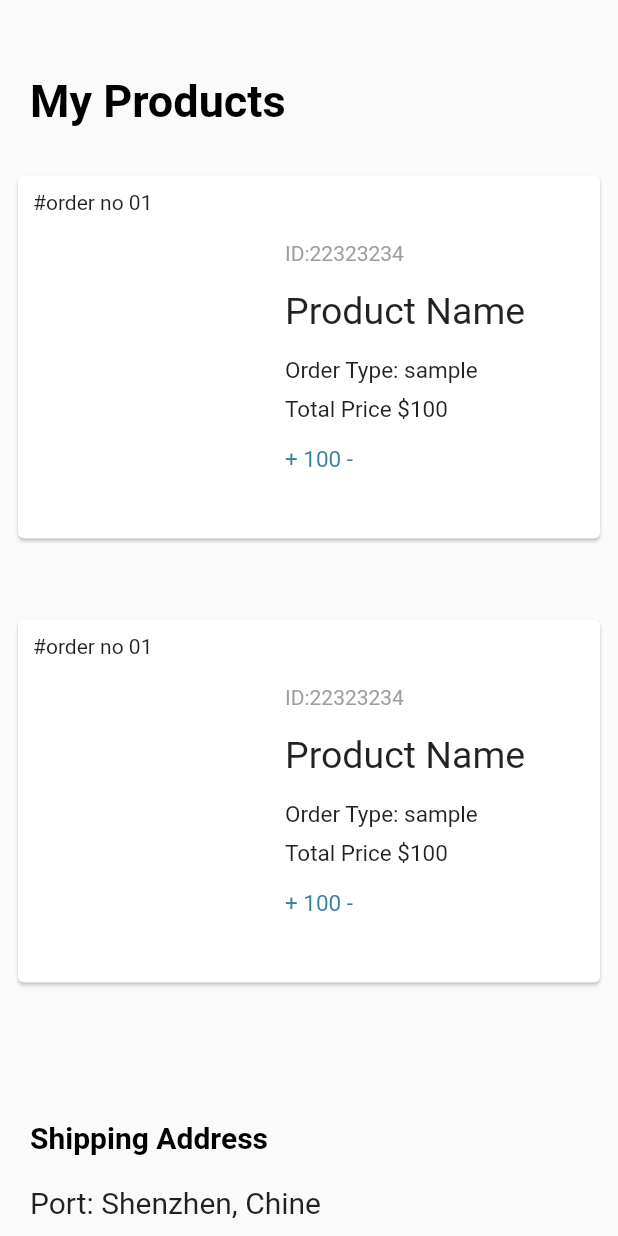
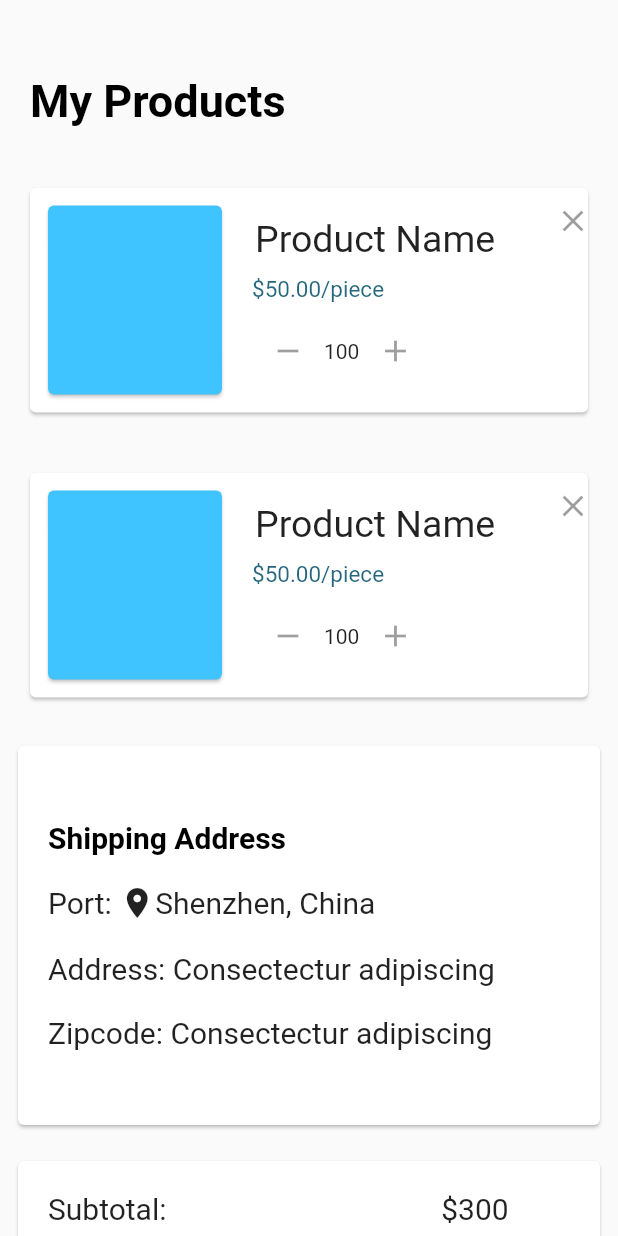
Before and after one commit to HunainHumail/onlala_shopping, a Flutter app: the MyProducts screen opened directly, on a phone screen of 412 x 824 dp. Run offline on Flutter 3.47's test engine with Material 2 defaults, Android fonts, the phone set to English and light mode, and no system bars; our stand-ins replace cached_network_image, carousel_pro, chewie, smooth_star_rating, video_player.

Commit message:
Payment(Cart Screen) Corrected!

```diff
--- a/lib/Payment/Myproducts.dart
+++ b/lib/Payment/Myproducts.dart
@@ -28,66 +28,67 @@ class _MyProductsState extends State<MyProducts> {
           Column(
             crossAxisAlignment: CrossAxisAlignment.start,
             children: <Widget>[
+              Padding(
+                padding: const EdgeInsets.all(8.0),
+                child: Stack(
+                  children: <Widget>[
                     Container(
                       child: Padding(
                         padding: const EdgeInsets.all( 8.0 ),
                         child: SizedBox(
-                    height: 250,
                           width: double.infinity,
                           child: Card(
                             child: Column(
                               crossAxisAlignment: CrossAxisAlignment.start,
                               children: <Widget>[
-                          Padding(
-                            padding: const EdgeInsets.all( 10 ),
-                            child: Text( '#order no 01' ),
-                          ),
+
                                 Row(
                                   crossAxisAlignment: CrossAxisAlignment.start,
                                   children: <Widget>[
                                     Container(
-                                width: 170,
-                                height: 200,
+                                      width: 140,
+                                      height: 150,
+                                      child: Padding(
+                                        padding: const EdgeInsets.all(8.0),
                                         child: SizedBox(
+                                          width: MediaQuery.of(context).size.width,
+                                          height:MediaQuery.of(context).size.height ,
+                                          child: Card(
+                                            color: Colors.lightBlueAccent,
+
+                                          ),
+                                        ),
                                       ),
                                     ),
                                     Container(
                                       width: 210,
-                                height: 200,
+                                      height: 150,
                                       child: Column(
                                         crossAxisAlignment: CrossAxisAlignment.start,
                                         children: <Widget>[
+
                                           Padding(
-                                      padding: const EdgeInsets.all( 8.0 ),
-                                      child: Text( 'ID:22323234',
-                                        style: TextStyle(
-                                            color: Colors.grey ), ),
-                                    ),
-                                    Padding(
-                                      padding: const EdgeInsets.all( 8.0 ),
+                                            padding: const EdgeInsets.only( top: 20, left: 10 , bottom: 10),
                                             child: Text( 'Product Name',
                                                 style: TextStyle( fontSize: 25 ) ),
                                           ),
-                                    Padding(
-                                      padding: const EdgeInsets.all( 8.0 ),
-                                      child: Text( 'Order Type: sample ',
-                                          style: TextStyle( fontSize: 15 ) ),
-                                    ),
+
                                           Padding(
                                             padding: const EdgeInsets.only(
                                               left: 8.0, ),
-                                      child: Text( 'Total Price \$100',
-                                          style: TextStyle( fontSize: 15 ) ),
+                                            child: Text( '\$50.00/piece',
+                                                style: TextStyle( fontSize: 15 ,color:Color.fromRGBO(15, 87, 111, 0.9) ) ),
                                           ),
                                           Padding(
-                                      padding: const EdgeInsets.only(
-                                          left: 8.0, top: 15 ),
-                                      child: Text( '+ 100 -',
-                                          style: TextStyle(
-                                              fontSize: 15,
-                                              color: Color.fromRGBO(
-                                                  30, 115, 148, 0.9 ) ) ),
+                                            padding: const EdgeInsets.all(8.0),
+                                            child: Row(
+                                              children: <Widget>[
+                                                IconButton(icon: Icon(Icons.remove),),
+                                                Text('100'),
+                                                IconButton(icon: Icon(Icons.add),),
+                                              ],
                                             ),
+                                          )
                                         ],
                                       ),
                                     ),
@@ -99,67 +100,74 @@ class _MyProductsState extends State<MyProducts> {
                         ),
                       ),
                     ),
-              SizedBox( height: 30.0, ),
+                    Positioned(
+                      top: 10,left: 350,
+                      child: IconButton(icon: Icon(Icons.close),),
+                    )
+                  ],
+                ),
+              ),
+              Padding(
+                padding: const EdgeInsets.all(8.0),
+                child: Stack(
+                  children: <Widget>[
                     Container(
                       child: Padding(
                         padding: const EdgeInsets.all( 8.0 ),
                         child: SizedBox(
-                    height: 250,
                           width: double.infinity,
                           child: Card(
                             child: Column(
                               crossAxisAlignment: CrossAxisAlignment.start,
                               children: <Widget>[
-                          Padding(
-                            padding: const EdgeInsets.all( 10 ),
-                            child: Text( '#order no 01' ),
-                          ),
+
                                 Row(
                                   crossAxisAlignment: CrossAxisAlignment.start,
                                   children: <Widget>[
                                     Container(
-                                width: 170,
-                                height: 200,
+                                      width: 140,
+                                      height: 150,
+                                      child: Padding(
+                                        padding: const EdgeInsets.all(8.0),
                                         child: SizedBox(
+                                          width: MediaQuery.of(context).size.width,
+                                          height:MediaQuery.of(context).size.height ,
+                                          child: Card(
+                                            color: Colors.lightBlueAccent,
+
+                                          ),
+                                        ),
                                       ),
                                     ),
                                     Container(
                                       width: 210,
-                                height: 200,
+                                      height: 150,
                                       child: Column(
                                         crossAxisAlignment: CrossAxisAlignment.start,
                                         children: <Widget>[
+
                                           Padding(
-                                      padding: const EdgeInsets.all( 8.0 ),
-                                      child: Text( 'ID:22323234',
-                                        style: TextStyle(
-                                            color: Colors.grey ), ),
-                                    ),
-                                    Padding(
-                                      padding: const EdgeInsets.all( 8.0 ),
+                                            padding: const EdgeInsets.only( top: 20, left: 10 , bottom: 10),
                                             child: Text( 'Product Name',
                                                 style: TextStyle( fontSize: 25 ) ),
                                           ),
-                                    Padding(
-                                      padding: const EdgeInsets.all( 8.0 ),
-                                      child: Text( 'Order Type: sample ',
-                                          style: TextStyle( fontSize: 15 ) ),
-                                    ),
+
                                           Padding(
                                             padding: const EdgeInsets.only(
                                               left: 8.0, ),
-                                      child: Text( 'Total Price \$100',
-                                          style: TextStyle( fontSize: 15 ) ),
+                                            child: Text( '\$50.00/piece',
+                                                style: TextStyle( fontSize: 15 ,color:Color.fromRGBO(15, 87, 111, 0.9) ) ),
                                           ),
                                           Padding(
-                                      padding: const EdgeInsets.only(
-                                          left: 8.0, top: 15 ),
-                                      child: Text( '+ 100 -',
-                                          style: TextStyle(
-                                              fontSize: 15,
-                                              color: Color.fromRGBO(
-                                                  30, 115, 148, 0.9 ) ) ),
+                                            padding: const EdgeInsets.all(8.0),
+                                            child: Row(
+                                              children: <Widget>[
+                                                IconButton(icon: Icon(Icons.remove),),
+                                                Text('100'),
+                                                IconButton(icon: Icon(Icons.add),),
+                                              ],
                                             ),
+                                          )
                                         ],
                                       ),
                                     ),
@@ -171,7 +179,21 @@ class _MyProductsState extends State<MyProducts> {
                         ),
                       ),
                     ),
-              SizedBox( height: 30.0, ),
+                    Positioned(
+                      top: 10,left: 350,
+                      child: IconButton(icon: Icon(Icons.close),),
+                    )
+                  ],
+                ),
+              ),
+              Padding(
+                padding: const EdgeInsets.all(8.0),
+                child: SizedBox(
+                  width: MediaQuery.of(context).size.width,
+                  child: Card(
+                    child: Column(
+                      crossAxisAlignment: CrossAxisAlignment.start,
+                      children: <Widget>[
                         Padding(
                           padding: EdgeInsets.only( top: 50.0, right: 20.0, left: 20.0 ),
                           child: Text(
@@ -184,11 +206,21 @@ class _MyProductsState extends State<MyProducts> {
                         ),
                         Padding(
                           padding: EdgeInsets.only( top: 20.0, right: 20.0, left: 20.0 ),
-                child: Text(
-                  "Port: Shenzhen, Chine",
+                          child: Row(
+                            children: <Widget>[
+                              Text(
+                                "Port: ",
                                 style: TextStyle(
                                     fontSize: 20.0 ),
                               ),
+                              Icon(Icons.location_on),
+                              Text(
+                                "Shenzhen, China ",
+                                style: TextStyle(
+                                    fontSize: 20.0 ),
+                              ),
+                            ],
+                          )
                         ),
                         Padding(
                           padding: const EdgeInsets.only(top:20.0,left: 20.0, right: 20.0),
@@ -199,14 +231,27 @@ class _MyProductsState extends State<MyProducts> {
                           ),
                         ),
                         Padding(
-                padding: const EdgeInsets.only(top:20.0,left: 20.0, right: 20.0),
+                          padding: const EdgeInsets.only(top:20.0,left: 20.0, right: 20.0, bottom: 50),
                           child: Text(
                             "Zipcode: Consectectur adipiscing",
                             style: TextStyle(
                                 fontSize: 20.0 ),
                           ),
                         ),
-              SizedBox(height: 50.0,),
+                      ],
+                    ),
+                  )
+                ),
+              ),
+
+              Padding(
+                padding: const EdgeInsets.all(8.0),
+                child: SizedBox(
+                  width: MediaQuery.of(context).size.width,
+                  child: Card(
+                    child: Column(
+                      crossAxisAlignment: CrossAxisAlignment.start,
+                      children: <Widget>[
                         Padding(
                           padding: EdgeInsets.only( top: 20.0, right: 20.0, left: 20.0 ),
                           child: Text(
@@ -231,11 +276,8 @@ class _MyProductsState extends State<MyProducts> {
                                 fontSize: 20.0 ),
                           ),
                         ),
-            ],
-          ),
-          SizedBox(height: 10.0,),
                         Padding(
-            padding: const EdgeInsets.only(top:20.0,left: 20.0, right: 20.0),
+                          padding: const EdgeInsets.only(top:60.0,left: 20.0, right: 20.0,bottom: 60),
                           child: Text(
                             "Total:                                              \$550",
                             style: TextStyle(
@@ -244,6 +286,16 @@ class _MyProductsState extends State<MyProducts> {
                                 fontSize: 20.0 ),
                           ),
                         ),
+                      ],
+                    ),
+                  ),
+                ),
+              ),
+
+            ],
+          ),
+          SizedBox(height: 10.0,),
+
           SizedBox(height: 80.0,),
           Center(
               child: Container(
@@ -261,7 +313,7 @@ class _MyProductsState extends State<MyProducts> {
                     child: new RaisedButton(
                       padding: const EdgeInsets.all(15.0),
                       textColor: Colors.white,
-                      color: Color.fromRGBO(20, 90, 120, 1),
+                      color: Color.fromRGBO(15, 87, 111, 1.0),
                       onPressed: () {},
                       child: new Text(
                         "CHECKOUT",
--- a/lib/Payment/Paymentoption.dart
+++ b/lib/Payment/Paymentoption.dart
@@ -21,8 +21,16 @@ class _PaymentOptionState extends State<PaymentOption> {
     return Scaffold(
       body: ListView(
           children: <Widget>[
+
             Padding(
-              padding: EdgeInsets.only( top: 80.0, right: 20.0, left: 20.0 ),
+              padding: const EdgeInsets.only(top:30.0,bottom: 10.0,left: 8.0,right: 8.0),
+              child: SizedBox(width: MediaQuery.of(context).size.width,
+              child: Card(
+                child: Column(
+                  crossAxisAlignment: CrossAxisAlignment.start,
+                  children: <Widget>[
+                    Padding(
+                      padding: EdgeInsets.only( top: 20.0, right: 20.0, left: 20.0 ),
                       child: Text(
                         "Subtotal:                                     \$300",
                         style: TextStyle(
@@ -47,7 +55,7 @@ class _PaymentOptionState extends State<PaymentOption> {
                     ),
                     SizedBox(height: 10.0,),
                     Padding(
-              padding: const EdgeInsets.only(top:20.0,left: 20.0, right: 20.0),
+                      padding: const EdgeInsets.only(top:20.0,left: 20.0, right: 20.0,bottom: 60),
                       child: Text(
                         "Total:                                              \$550",
                         style: TextStyle(
@@ -56,7 +64,10 @@ class _PaymentOptionState extends State<PaymentOption> {
                             fontSize: 20.0 ),
                       ),
                     ),
-            SizedBox(height: 45.0,),
+                  ],
+                ),
+              ),),
+            ),
             Padding(
               padding: EdgeInsets.only( top: 50.0, right: 20.0, left: 20.0 ),
               child: Text( "Payment Options",
--- a/lib/main.dart
+++ b/lib/main.dart
@@ -1,4 +1,6 @@
 import 'package:flutter/material.dart';
+import 'package:onlala_shopping/Payment/Myproducts.dart';
+import 'package:onlala_shopping/Payment/Paymentoption.dart';
 import 'package:onlala_shopping/Payment/Yourcart.dart';
 import 'package:onlala_shopping/Profile/Profile.dart';
 import 'package:onlala_shopping/Profile/my_account.dart';
@@ -28,7 +30,7 @@ void main() {
 
         debugShowCheckedModeBanner: false,
         // home: OnboardingPage(),
-        home:YourCart(),
+        home:PaymentOption(),
 
       )
   );
```
Lines whose indentation alone changed are shown as unchanged.
